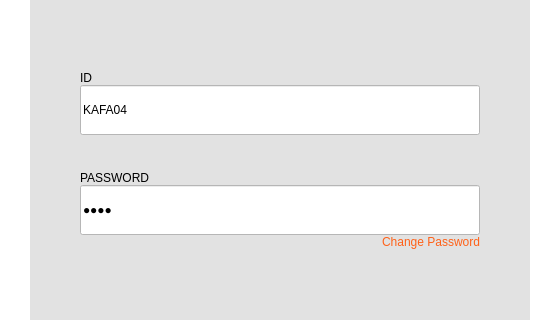
This is GUI/LoginWindow.ui in benipine/ADIDAS as Qt 5 draws it before an edit; both pictures show x 790 to 1350 and y 185 to 505 of the 1440 by 720 pixel window. The edited form follows.
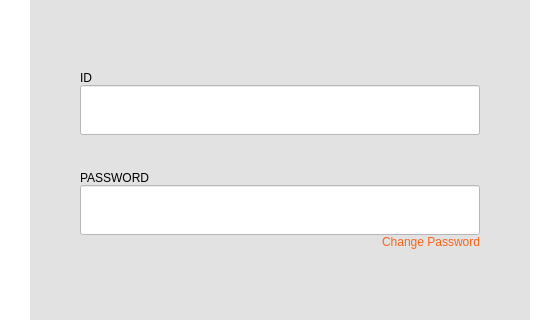
This is the edited form. Icons and pictures are not drawn.

Diff of the .ui file:
```diff
--- a/GUI/LoginWindow.ui
+++ b/GUI/LoginWindow.ui
@@ -212,7 +212,7 @@
 font: 18pt &quot;PibotoLt&quot;;</string>
               </property>
               <property name="text">
-               <string>KAFA04</string>
+               <string/>
               </property>
              </widget>
             </item>
@@ -254,7 +254,7 @@
 font: 18pt &quot;PibotoLt&quot;;</string>
               </property>
               <property name="text">
-               <string>asdf</string>
+               <string/>
               </property>
               <property name="echoMode">
                <enum>QLineEdit::Password</enum>
```
Left out of the diff: 5 changed lines with no effect on the pictures.
